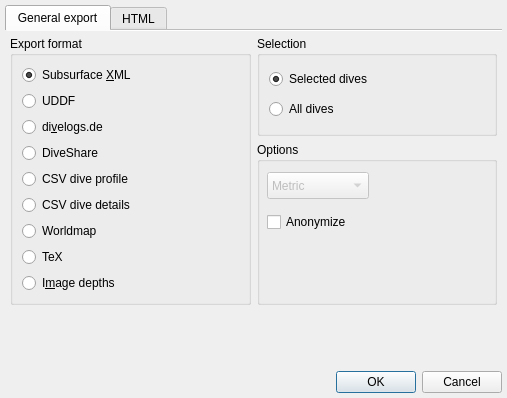
Before: the Qt Designer form desktop-widgets/divelogexportdialog.ui in subsurface/subsurface, drawn with Qt 5.
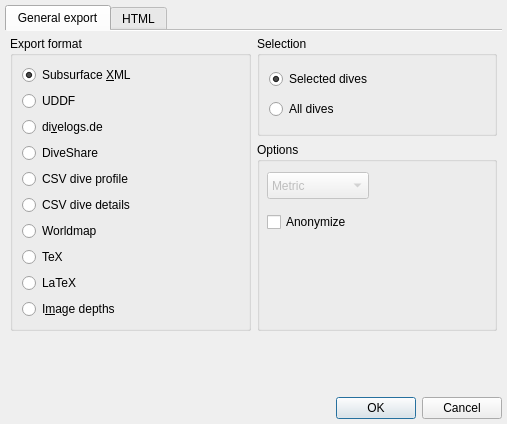
After: the same form once the commit is applied. Icons and pictures are not drawn.

Commit message: Hook up LaTeX export to UI

What changed in the file:
```diff
--- a/desktop-widgets/divelogexportdialog.ui
+++ b/desktop-widgets/divelogexportdialog.ui
@@ -201,6 +201,16 @@
             </attribute>
            </widget>
           </item>
+          <item>
+           <widget class="QRadioButton" name="exportLaTeX">
+            <property name="text">
+             <string>LaTeX</string>
+            </property>
+            <attribute name="buttonGroup">
+             <string notr="true">exportGroup</string>
+            </attribute>
+           </widget>
+          </item>
           <item>
            <widget class="QRadioButton" name="exportImageDepths">
             <property name="text">
```
Left out of the diff: 2 changed lines with no effect on the pictures. The commit also changes 1 other file.
